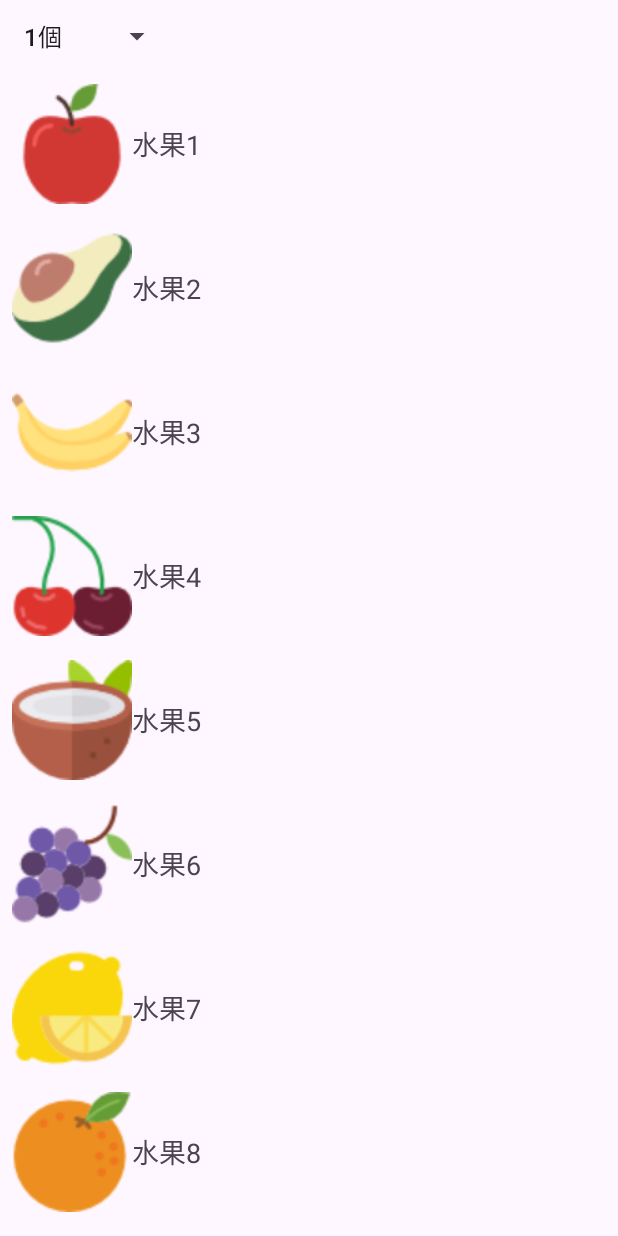
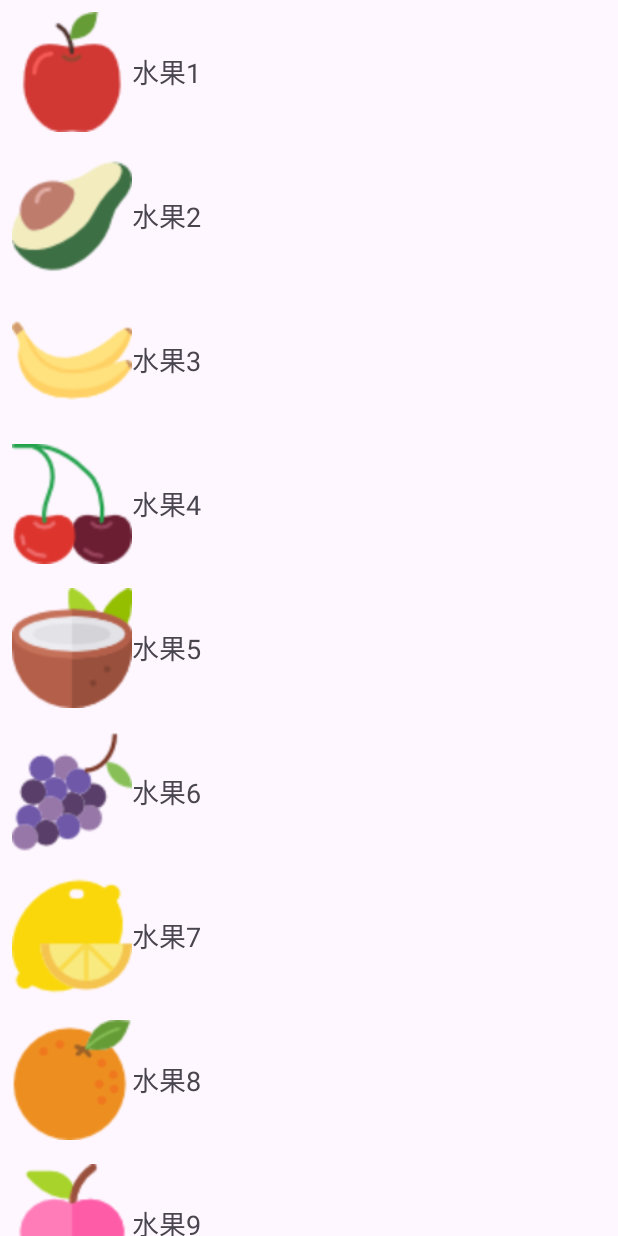
Before and after one commit to rgmmmt4r/android_practice, an Android app: the screen it shows after launch (MainActivity), on a phone screen of 412 x 824 dp. Run offline under Robolectric (Android 15) with nearby library versions, the phone set to English and light mode, and no system bars.

Commit message:
Adjust layout

```diff
--- a/ShoppingList/app/src/main/java/com/example/shoppinglist/MainActivity.kt
+++ b/ShoppingList/app/src/main/java/com/example/shoppinglist/MainActivity.kt
@@ -25,7 +25,7 @@ class MainActivity : AppCompatActivity() {
             insets
         }
 
-        val spinner = findViewById<Spinner>(R.id.spinner)
+//        val spinner = findViewById<Spinner>(R.id.spinner)
 //        val listView = findViewById<ListView>(R.id.listView)
 //        val gridView = findViewById<GridView>(R.id.gridView)
         val recyclerView = findViewById<RecyclerView>(R.id.recyclerView)
@@ -45,7 +45,7 @@ class MainActivity : AppCompatActivity() {
             item.add(Item(photo,name,price))
         }
         array.recycle()
-        spinner.adapter = ArrayAdapter(this,android.R.layout.simple_list_item_1,count)
+//        spinner.adapter = ArrayAdapter(this,android.R.layout.simple_list_item_1,count)
 //        gridView.numColumns = 3
 
         val linearLayoutManager = LinearLayoutManager(this)
--- a/ShoppingList/app/src/main/res/layout/activity_main.xml
+++ b/ShoppingList/app/src/main/res/layout/activity_main.xml
@@ -8,22 +8,25 @@
     android:padding="16dp"
     tools:context=".MainActivity">
 
-    <Spinner
-        android:id="@+id/spinner"
-        android:layout_width="wrap_content"
-        android:layout_height="48dp"
-        app:layout_constraintStart_toStartOf="parent"
-        app:layout_constraintTop_toTopOf="parent"/>
+<!--    <Spinner-->
+<!--        android:id="@+id/spinner"-->
+<!--        android:layout_width="wrap_content"-->
+<!--        android:layout_height="48dp"-->
+<!--        app:layout_constraintStart_toStartOf="parent"-->
+<!--        app:layout_constraintTop_toTopOf="parent"/>-->
 
     <androidx.recyclerview.widget.RecyclerView
         android:id="@+id/recyclerView"
         android:layout_width="match_parent"
         android:layout_height="wrap_content"
         android:numColumns="3"
-        app:layout_constraintTop_toBottomOf="@+id/spinner"
-        tools:listitem="@layout/adapter_vertical"/>
+        app:layout_constraintBottom_toBottomOf="parent"
+        app:layout_constraintTop_toTopOf="parent"
+        app:layout_constraintVertical_bias="0.0"
+        tools:layout_editor_absoluteX="16dp"
+        tools:listitem="@layout/adapter_vertical" />
 
-<!--    <ListView-->
+    <!--    <ListView-->
 <!--        android:id="@+id/listView"-->
 <!--        android:layout_width="match_parent"-->
 <!--        android:layout_height="0dp"-->
```
